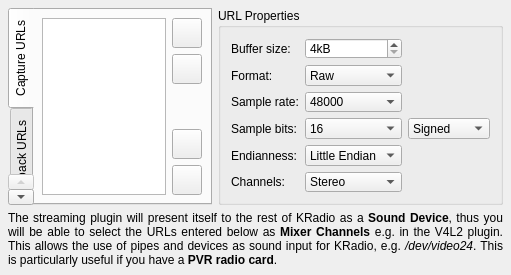
First picture: the form in plugins/streaming/streaming-configuration-ui.ui, repository pbek/kradio, before the edit.
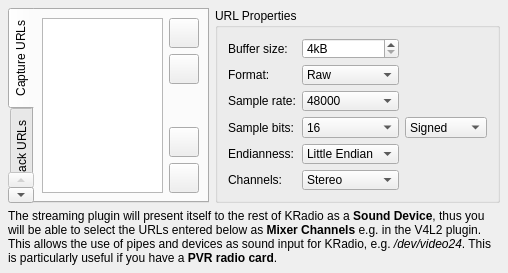
Second picture: the form after the edit. Custom widgets are drawn as their Qt base class.

```diff
--- a/plugins/streaming/streaming-configuration-ui.ui
+++ b/plugins/streaming/streaming-configuration-ui.ui
@@ -6,8 +6,8 @@
    <rect>
     <x>0</x>
     <y>0</y>
-    <width>511</width>
-    <height>275</height>
+    <width>508</width>
+    <height>273</height>
    </rect>
   </property>
   <layout class="QGridLayout" name="gridLayout_gen1">
@@ -366,11 +366,7 @@
       </sizepolicy>
      </property>
      <property name="text">
-      <string>&lt;!DOCTYPE HTML PUBLIC &quot;-//W3C//DTD HTML 4.0//EN&quot; &quot;http://www.w3.org/TR/REC-html40/strict.dtd&quot;&gt;
-&lt;html&gt;&lt;head&gt;&lt;meta name=&quot;qrichtext&quot; content=&quot;1&quot; /&gt;&lt;style type=&quot;text/css&quot;&gt;
-p, li { white-space: pre-wrap; }
-&lt;/style&gt;&lt;/head&gt;&lt;body style=&quot; font-family:'Sans Serif'; font-size:9pt; font-weight:400; font-style:normal;&quot;&gt;
-&lt;p align=&quot;justify&quot; style=&quot; margin-top:0px; margin-bottom:0px; margin-left:0px; margin-right:0px; -qt-block-indent:0; text-indent:0px;&quot;&gt;The streaming plugin will present itself to the rest of KRadio as a &lt;span style=&quot; font-weight:600;&quot;&gt;Sound Device&lt;/span&gt;, thus you will be able to select the URLs entered below as &lt;span style=&quot; font-weight:600;&quot;&gt;Mixer Channels&lt;/span&gt; e.g. in the V4L2 plugin. This allows the use of pipes and devices as sound input for KRadio, e.g. &lt;span style=&quot; font-style:italic;&quot;&gt;/dev/video24&lt;/span&gt;. This is particularly useful if you have a &lt;span style=&quot; font-weight:600;&quot;&gt;PVR radio card&lt;/span&gt;.&lt;/p&gt;&lt;/body&gt;&lt;/html&gt;</string>
+      <string>&lt;p&gt;The streaming plugin will present itself to the rest of KRadio as a &lt;b&gt;Sound Device&lt;/b&gt;, thus you will be able to select the URLs entered below as &lt;b&gt;Mixer Channels&lt;/b&gt; e.g. in the V4L2 plugin. This allows the use of pipes and devices as sound input for KRadio, e.g. &lt;i&gt;/dev/video24&lt;/i&gt;. This is particularly useful if you have a &lt;b&gt;PVR radio card&lt;/b&gt;.&lt;/p&gt;</string>
      </property>
      <property name="alignment">
       <set>Qt::AlignLeading|Qt::AlignLeft|Qt::AlignTop</set>
```
